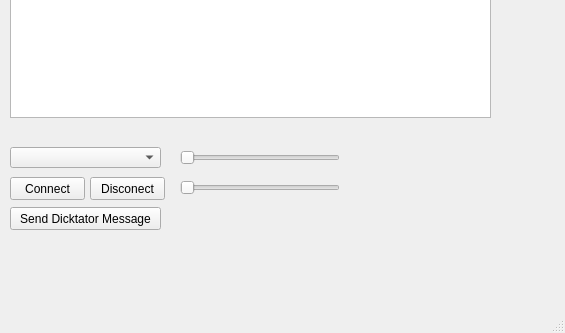
This is mainwindow.ui in BastianGschrey/PowerFC-Emulator as Qt 5 draws it before an edit; both pictures show x 0 to 565 and y 180 to 513 of the 565 by 513 pixel window. The edited form follows.
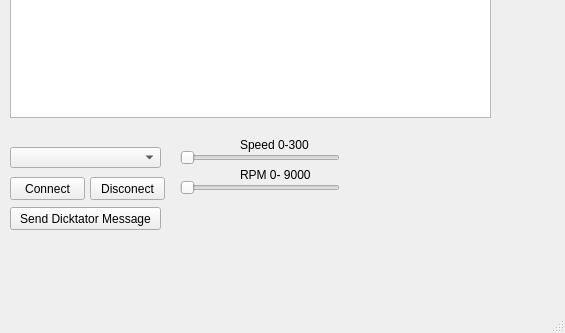
This is the edited form.

Commit message: removed debug messages

The edit to the form file:
```diff
--- a/mainwindow.ui
+++ b/mainwindow.ui
@@ -102,6 +102,32 @@
      <enum>Qt::Horizontal</enum>
     </property>
    </widget>
+   <widget class="QLabel" name="label">
+    <property name="geometry">
+     <rect>
+      <x>240</x>
+      <y>300</y>
+      <width>91</width>
+      <height>16</height>
+     </rect>
+    </property>
+    <property name="text">
+     <string>Speed 0-300</string>
+    </property>
+   </widget>
+   <widget class="QLabel" name="label_2">
+    <property name="geometry">
+     <rect>
+      <x>240</x>
+      <y>330</y>
+      <width>91</width>
+      <height>16</height>
+     </rect>
+    </property>
+    <property name="text">
+     <string>RPM 0- 9000</string>
+    </property>
+   </widget>
   </widget>
   <widget class="QMenuBar" name="menuBar">
    <property name="geometry">
```
Left out of the diff: 2 changed lines with no effect on the pictures. The commit also changes 2 other files.
